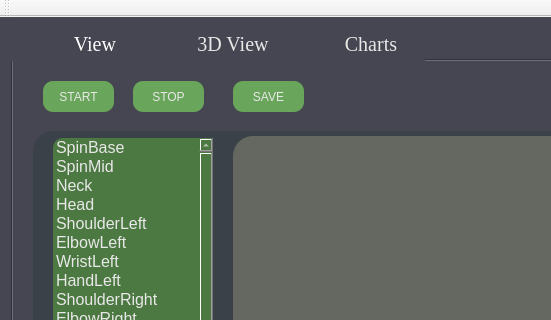
The window that nWindows/mainwindow.ui (zhaomengxiao/nWindows) describes before a commit, drawn with Qt 5; both pictures show x 0 to 551 and y 0 to 320 of the 1222 by 839 pixel window.
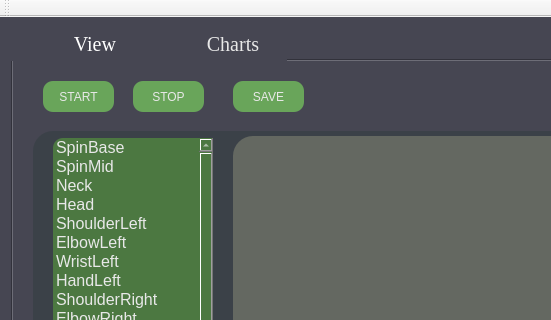
The same window after the commit.

What changed in the file:
```diff
--- a/nWindows/mainwindow.ui
+++ b/nWindows/mainwindow.ui
@@ -752,11 +752,6 @@
        <zorder>label_text_7</zorder>
        <zorder>label_text_2</zorder>
       </widget>
-      <widget class="QWidget" name="tab_3">
-       <attribute name="title">
-        <string>3D View</string>
-       </attribute>
-      </widget>
       <widget class="QWidget" name="tab_2">
        <attribute name="title">
         <string>Charts</string>
```
Left out of the diff: 122 changed lines with no effect on the pictures.
